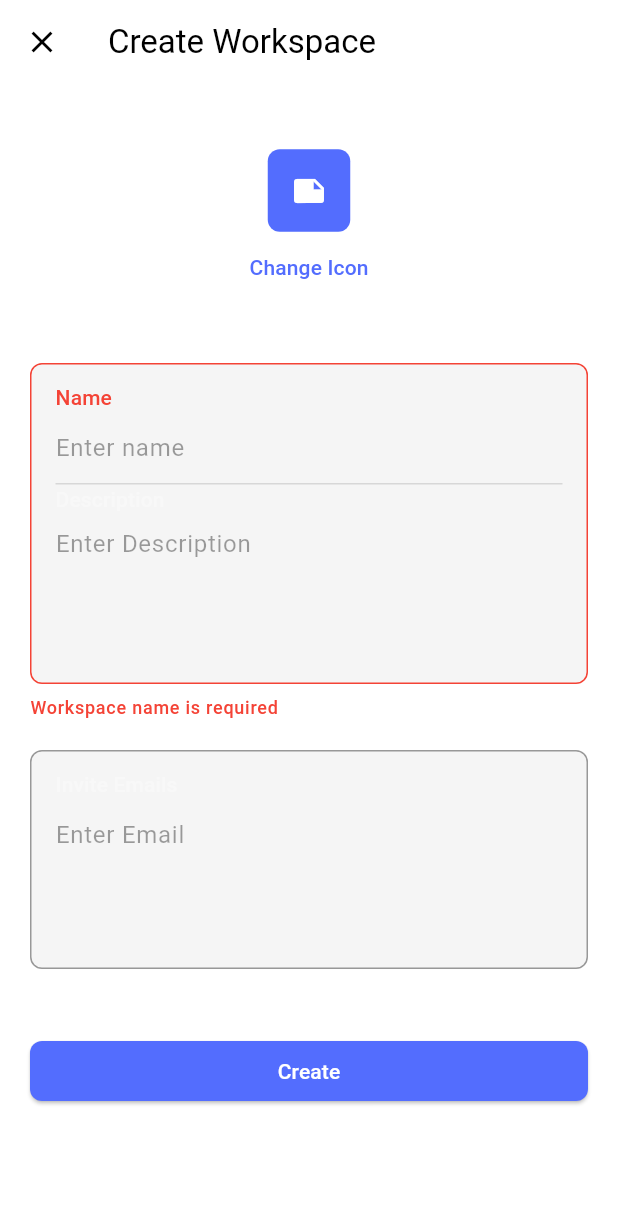
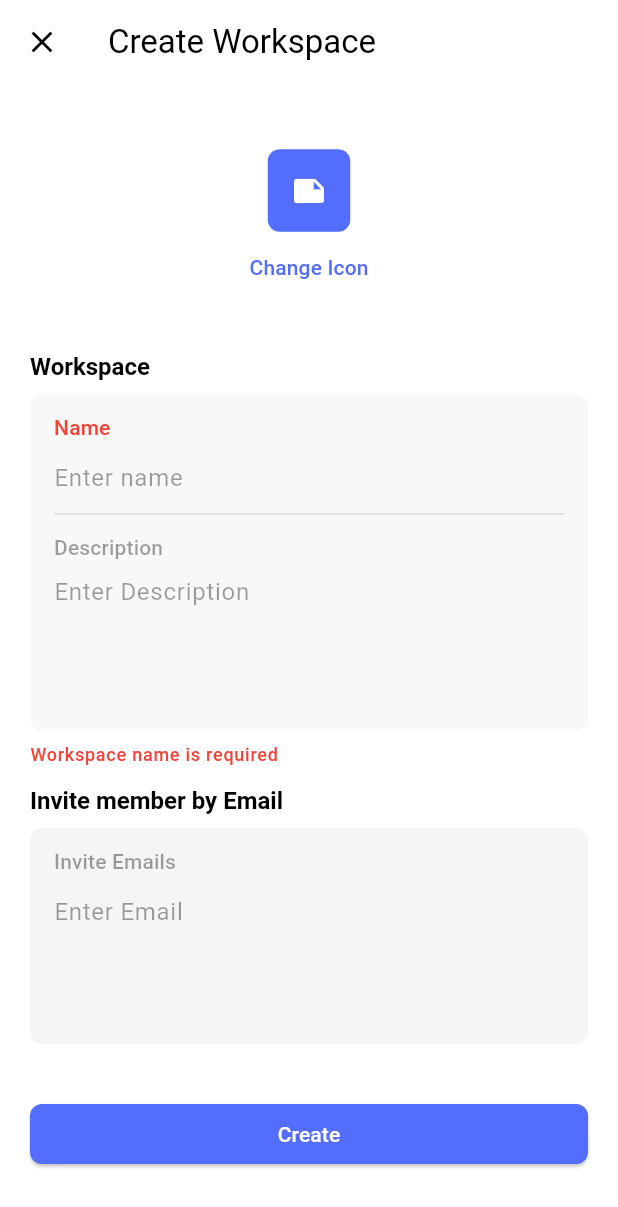
Before and after one commit to eviperz/asr-project-flutter, a Flutter app: the WorkspaceCreateForm screen opened directly, on a phone screen of 412 x 824 dp. Shown: the top 1207 px of the screen. Run offline on Flutter 3.47's test engine with Material 3 defaults, Android fonts, the phone set to English and light mode, and no system bars; our stand-ins replace audioplayers, flutter_colorpicker, flutter_riverpod; missing offline and left inert: flutter_quill; network calls fail.

Commit message:
Update UI

```diff
--- a/lib/pages/workspace_page/workspace_create_form.dart
+++ b/lib/pages/workspace_page/workspace_create_form.dart
@@ -24,8 +24,15 @@ class _WorkspaceCreateFormState extends ConsumerState<WorkspaceCreateForm> {
   @override
   void initState() {
     super.initState();
-    _nameTextEditingController.text = "";
-    _descriptionTextEditingController.text = "";
+    _nameTextEditingController.addListener(() => setState(() {}));
+    _descriptionTextEditingController.addListener(() => setState(() {}));
+  }
+
+  @override
+  void dispose() {
+    super.dispose();
+    _nameTextEditingController.dispose();
+    _descriptionTextEditingController.dispose();
   }
 
   void _createWorkspace() async {
@@ -83,7 +90,7 @@ class _WorkspaceCreateFormState extends ConsumerState<WorkspaceCreateForm> {
             child: Padding(
               padding: EdgeInsets.all(20.0),
               child: Column(
-                spacing: 16.0,
+                spacing: 8.0,
                 children: [
                   SizedBox(
                     height: 150,
@@ -116,13 +123,6 @@ class _WorkspaceCreateFormState extends ConsumerState<WorkspaceCreateForm> {
                   SizedBox(
                     width: double.infinity,
                     child: ElevatedButton(
-                      style: ButtonStyle(
-                        backgroundColor: WidgetStatePropertyAll(
-                            Theme.of(context).primaryColor),
-                        shape: WidgetStatePropertyAll(RoundedRectangleBorder(
-                          borderRadius: BorderRadius.circular(8.0),
-                        )),
-                      ),
                       onPressed: () {
                         _createWorkspace();
                       },
--- a/lib/widgets/workspace/workspace_invite_members_by_email_box.dart
+++ b/lib/widgets/workspace/workspace_invite_members_by_email_box.dart
@@ -79,22 +79,17 @@ class _WorkspaceAddModalState
       mainAxisSize: MainAxisSize.min,
       spacing: 8.0,
       children: [
-        if (widget.inviteByEmails != null)
-          Text(
-            "Invite member by Email",
-            style: Theme.of(context).textTheme.headlineMedium,
-          ),
+        Text(
+          "Invite member by Email",
+          style: widget.inviteByEmails != null
+              ? Theme.of(context).textTheme.headlineMedium
+              : Theme.of(context).textTheme.headlineSmall,
+        ),
         Container(
           padding: const EdgeInsets.symmetric(horizontal: 16.0, vertical: 12.0),
           decoration: BoxDecoration(
             color: Theme.of(context).cardTheme.color,
             borderRadius: BorderRadius.circular(8.0),
-            border: Border.all(
-                color: (_checkError || isCurrentUserEmail || isExistEmails)
-                    ? Theme.of(context).colorScheme.error
-                    : _focusNode.hasFocus
-                        ? Theme.of(context).colorScheme.primary
-                        : Theme.of(context).colorScheme.tertiary),
           ),
           child: GestureDetector(
             onTap: () {
@@ -113,7 +108,7 @@ class _WorkspaceAddModalState
                                 ? Theme.of(context).colorScheme.error
                                 : _focusNode.hasFocus
                                     ? Theme.of(context).colorScheme.primary
-                                    : Theme.of(context).colorScheme.secondary,
+                                    : Theme.of(context).colorScheme.onSecondary,
                       ),
                 ),
                 Container(
--- a/lib/widgets/workspace/workspace_name_and_description_text_field.dart
+++ b/lib/widgets/workspace/workspace_name_and_description_text_field.dart
@@ -56,19 +56,16 @@ class _WorkspaceNameAndDescriptionTextFieldState
       mainAxisSize: MainAxisSize.min,
       spacing: 8.0,
       children: [
+        Text(
+          "Workspace",
+          style: Theme.of(context).textTheme.headlineSmall,
+        ),
         Container(
           width: double.maxFinite,
           padding: EdgeInsets.symmetric(horizontal: 16.0, vertical: 12.0),
           decoration: BoxDecoration(
             borderRadius: BorderRadius.circular(8.0),
-            border: Border.all(
-                color: !_validateWorkspaceName()
-                    ? Theme.of(context).colorScheme.error
-                    : (_nameFocusNode.hasFocus ||
-                            _descriptionFocusNode.hasFocus)
-                        ? Theme.of(context).colorScheme.primary
-                        : Theme.of(context).colorScheme.tertiary),
-            color: Theme.of(context).cardTheme.color,
+            color: Theme.of(context).colorScheme.secondary,
           ),
           child: Column(
             crossAxisAlignment: CrossAxisAlignment.start,
@@ -83,7 +80,7 @@ class _WorkspaceNameAndDescriptionTextFieldState
                               ? Theme.of(context).colorScheme.error
                               : _nameFocusNode.hasFocus
                                   ? Theme.of(context).colorScheme.primary
-                                  : Theme.of(context).colorScheme.secondary,
+                                  : Theme.of(context).colorScheme.onSecondary,
                         ),
                   ),
                   TextField(
@@ -107,7 +104,10 @@ class _WorkspaceNameAndDescriptionTextFieldState
                   ),
                 ],
               ),
-              Divider(),
+              Padding(
+                padding: const EdgeInsets.only(bottom: 12.0),
+                child: Divider(),
+              ),
               Column(
                 crossAxisAlignment: CrossAxisAlignment.start,
                 children: [
@@ -116,7 +116,7 @@ class _WorkspaceNameAndDescriptionTextFieldState
                     style: Theme.of(context).textTheme.labelLarge!.copyWith(
                           color: _descriptionFocusNode.hasFocus
                               ? Theme.of(context).colorScheme.primary
-                              : Theme.of(context).colorScheme.secondary,
+                              : Theme.of(context).colorScheme.onSecondary,
                         ),
                   ),
                   SizedBox(
```
